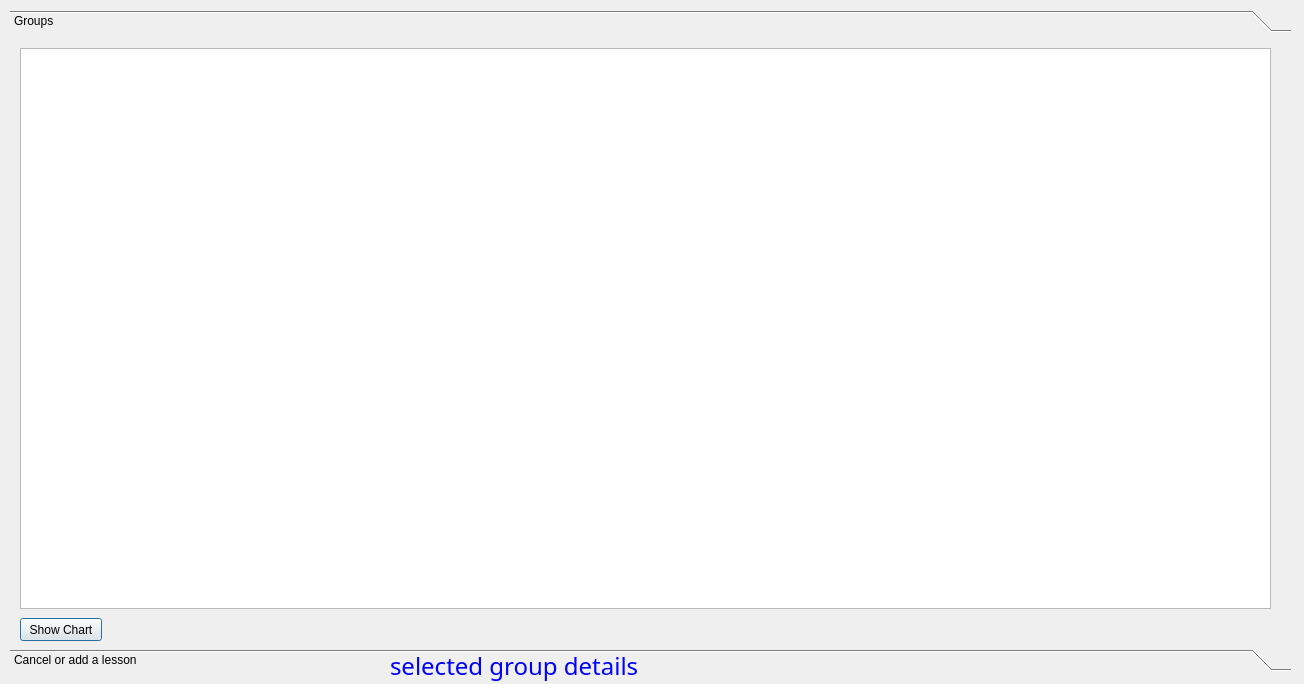
This is General/showgroupsdialog.ui in MrRisoni/Gauss as Qt 5 draws it before an edit. The edited form follows.
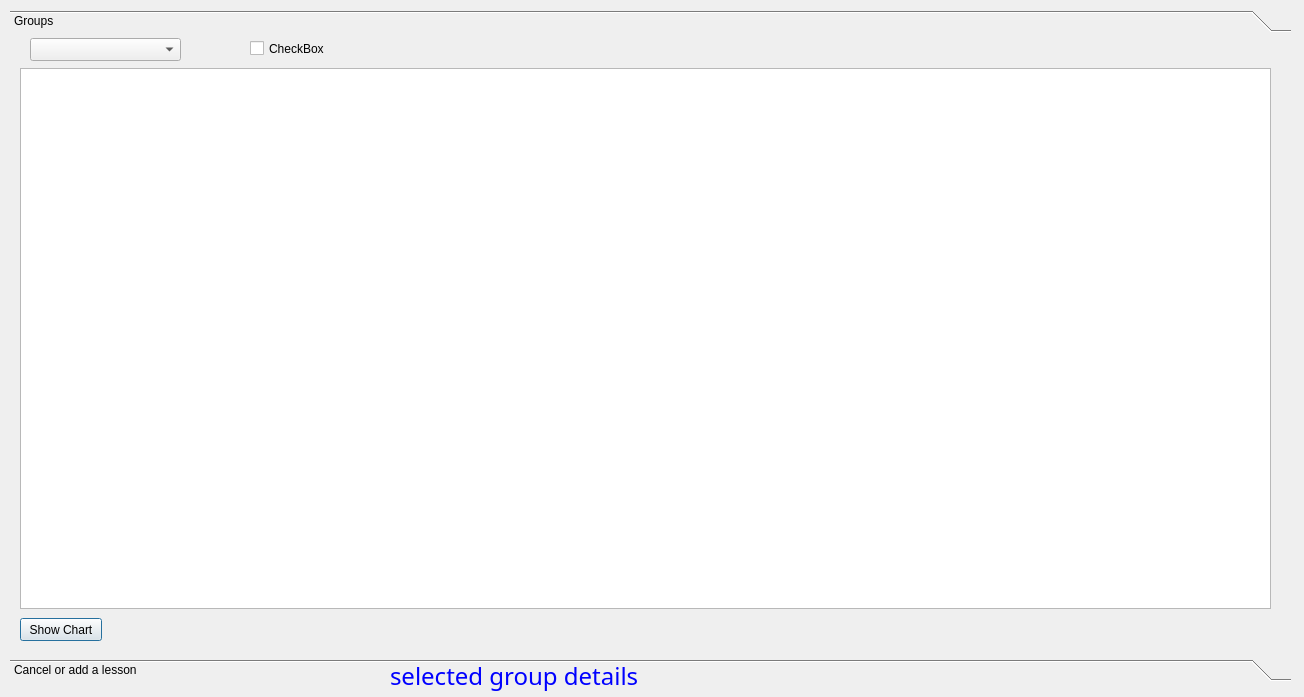
This is the edited form. The open tabs and pages were chosen to show the change. Custom widgets are drawn as their Qt base class.

The edit to the form file:
```diff
--- a/General/showgroupsdialog.ui
+++ b/General/showgroupsdialog.ui
@@ -7,7 +7,7 @@
     <x>0</x>
     <y>0</y>
     <width>1304</width>
-    <height>684</height>
+    <height>697</height>
    </rect>
   </property>
   <property name="windowTitle">
@@ -19,7 +19,7 @@
      <x>10</x>
      <y>10</y>
      <width>1281</width>
-     <height>661</height>
+     <height>671</height>
     </rect>
    </property>
    <property name="currentIndex">
@@ -31,7 +31,7 @@
       <x>0</x>
       <y>0</y>
       <width>1281</width>
-      <height>603</height>
+      <height>613</height>
      </rect>
     </property>
     <attribute name="label">
@@ -41,9 +41,9 @@
      <property name="geometry">
       <rect>
        <x>10</x>
-       <y>10</y>
+       <y>30</y>
        <width>1251</width>
-       <height>561</height>
+       <height>541</height>
       </rect>
      </property>
      <property name="toolTip">
@@ -75,6 +75,29 @@
       <string>Show Chart</string>
      </property>
     </widget>
+    <widget class="QComboBox" name="comboGroupType">
+     <property name="geometry">
+      <rect>
+       <x>20</x>
+       <y>0</y>
+       <width>151</width>
+       <height>23</height>
+      </rect>
+     </property>
+    </widget>
+    <widget class="QCheckBox" name="checkShowInactive">
+     <property name="geometry">
+      <rect>
+       <x>240</x>
+       <y>0</y>
+       <width>211</width>
+       <height>21</height>
+      </rect>
+     </property>
+     <property name="text">
+      <string>CheckBox</string>
+     </property>
+    </widget>
    </widget>
    <widget class="QWidget" name="page_2">
     <property name="geometry">
@@ -360,7 +383,7 @@
    <property name="geometry">
     <rect>
      <x>390</x>
-     <y>650</y>
+     <y>660</y>
      <width>1011</width>
      <height>31</height>
     </rect>
```
Left out of the diff: 10 changed lines with no effect on the pictures.
